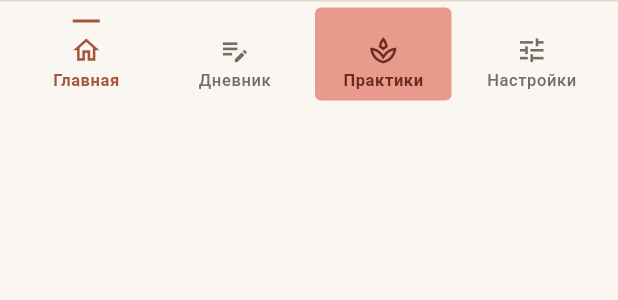
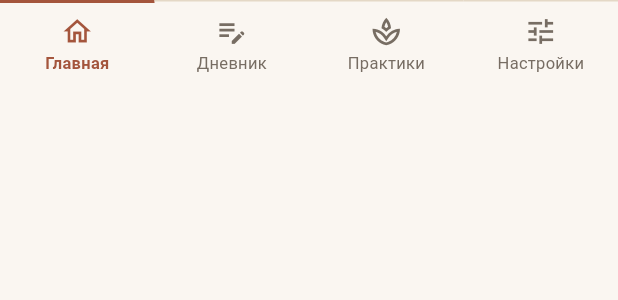
Before and after one commit to boytik/volna-, a Flutter app: the AppBottomBar widget shown alone on an empty page, opened directly with empty values, on a phone screen of 412 x 824 dp. Shown: the top 300 px of the screen. Run offline on Flutter 3.47's test engine with Material 3 defaults, Android fonts, the phone set to English and light mode, and no system bars; our stand-ins replace flutter_local_notifications, flutter_timezone, go_router, google_fonts, permission_handler, shared_preferences and 1 more; missing offline and left inert: flutter_sound; accounts and stored records are empty; Roboto replaces fonts that are missing (Golos Text).

Commit message:
Таб-бар: все вкладки равны, активная помечена линейкой
С «Практик» снята коралловая заливка. Цветная вкладка в ряду читалась
тревожно и спорила с тишиной бара — а спокойствие тут не украшение,
а обещание продукта.

Индикатор активной вкладки переделан. Была висящая в воздухе чёрточка
2×18 внутри вкладки; стало утолщение самой линейки бара: линия идёт
через весь экран, но над текущей вкладкой становится 2px и берёт
акцент. Это язычок оглавления в книге, а не подчёркивание из веба,
и он не требует отдельного элемента внутри вкладки — поэтому бар
стал ниже: 54pt против 62pt, восемь точек вернулись странице.

Подписи: активная w600 акцентом, остальные w400 приглушённым.
Иконка 22, трекинг 0.2.

Тесты сторожат, что заливок в баре ноль и что утолщение ровно одно.

Проверено на симуляторе iPhone 16, светлая и тёмная темы.

Co-Authored-By: Claude Opus 5 (1M context) <noreply@anthropic.com>

```diff
--- a/lib/core/widgets/app_bottom_bar.dart
+++ b/lib/core/widgets/app_bottom_bar.dart
@@ -3,15 +3,15 @@ import 'package:flutter/material.dart';
 import '../theme/colors.dart';
 import '../theme/tokens.dart';
 
-/// Нижний бар: четыре равных места, третье — «Практики».
+/// Нижний бар: четыре равные вкладки, ни одной выделенной заливкой.
 ///
-/// «Практики» это вкладка, а не отдельная кнопка сбоку: главный вход
-/// для тяжёлого момента должен стоять в ряду, а не выглядеть аварийным
-/// рычагом. Выделен цветом и заливкой, а не положением — глаз находит
-/// его по кораллу быстрее, чем считает миллиметры от края.
+/// Активная помечается **самой линейкой бара**: она идёт через весь
+/// экран, но над текущей вкладкой утолщается до 2px и берёт акцент.
+/// Это язычок оглавления, а не подчёркивание из веба — и он не требует
+/// отдельного элемента внутри вкладки, поэтому бар ниже на 8pt.
 ///
-/// Материал плоский: бумага и волосяная линейка сверху. Ни стекла,
-/// ни блюра, ни теней (см. DESIGN.md).
+/// Материал плоский: бумага и волосяная линейка. Ни стекла, ни блюра,
+/// ни теней, ни заливок (см. DESIGN.md).
 class AppBottomBar extends StatelessWidget {
   const AppBottomBar({
     super.key,
@@ -21,10 +21,6 @@ class AppBottomBar extends StatelessWidget {
 
   final int currentIndex;
   final ValueChanged<int> onSelect;
-
-  /// Индекс «Практик». Вынесен константой: на него завязана и заливка,
-  /// и тесты, которые следят, что главный вход не уехал.
-  static const practicesIndex = 2;
 
   static const tabs = <({String label, IconData icon})>[
     (label: 'Главная', icon: Icons.home_outlined),
@@ -40,6 +36,9 @@ class AppBottomBar extends StatelessWidget {
     // начнёт читаться как плавающая панель, а не как край страницы.
     final inset = MediaQuery.paddingOf(context).bottom;
     final theme = Theme.of(context);
+    final accent = theme.brightness == Brightness.dark
+        ? AppColors.nightAccent
+        : AppColors.accentPress;
 
     return Container(
       color: theme.scaffoldBackgroundColor,
@@ -47,37 +46,42 @@ class AppBottomBar extends StatelessWidget {
       child: Column(
         mainAxisSize: MainAxisSize.min,
         children: [
-          Container(
-            height: AppStroke.hairline,
-            color: theme.colorScheme.outline,
-          ),
-          Padding(
-            padding: const EdgeInsets.symmetric(
-              horizontal: AppSpacing.sm,
-              vertical: AppSpacing.xs,
-            ),
-            child: SizedBox(
-              height: 62,
+          SizedBox(
+            height: 2,
             child: Row(
               children: [
                 for (var i = 0; i < tabs.length; i++)
                   Expanded(
-                      child: i == practicesIndex
-                          ? _PracticesTab(
+                    child: Column(
+                      crossAxisAlignment: CrossAxisAlignment.stretch,
+                      children: [
+                        Container(
+                          height: i == currentIndex ? 2 : AppStroke.hairline,
+                          color: i == currentIndex
+                              ? accent
+                              : theme.colorScheme.outline,
+                        ),
+                      ],
+                    ),
+                  ),
+              ],
+            ),
+          ),
+          SizedBox(
+            height: 54,
+            child: Row(
+              children: [
+                for (var i = 0; i < tabs.length; i++)
+                  Expanded(
+                    child: _Tab(
                       label: tabs[i].label,
                       icon: tabs[i].icon,
                       selected: i == currentIndex,
-                              onTap: () => onSelect(i),
-                            )
-                          : _Tab(
-                              label: tabs[i].label,
-                              icon: tabs[i].icon,
-                              selected: i == currentIndex,
+                      accent: accent,
                       onTap: () => onSelect(i),
                     ),
                   ),
               ],
-              ),
             ),
           ),
         ],
@@ -91,42 +95,34 @@ class _Tab extends StatelessWidget {
     required this.label,
     required this.icon,
     required this.selected,
+    required this.accent,
     required this.onTap,
   });
 
   final String label;
   final IconData icon;
   final bool selected;
+  final Color accent;
   final VoidCallback onTap;
 
   @override
   Widget build(BuildContext context) {
     final theme = Theme.of(context);
-    final color = selected
-        ? (theme.brightness == Brightness.dark
-            ? AppColors.nightAccent
-            : AppColors.accentPress)
-        : theme.textTheme.bodySmall?.color;
+    final color = selected ? accent : theme.textTheme.bodySmall?.color;
 
     return Semantics(
       selected: selected,
       button: true,
       child: InkResponse(
         onTap: onTap,
-        radius: 32,
+        radius: 34,
         child: Column(
           mainAxisAlignment: MainAxisAlignment.center,
           children: [
-            // Активная вкладка помечена короткой линейкой сверху —
-            // печатной закладкой, а не заливкой и не пилюлей.
-            Container(
-              height: 2,
-              width: 18,
-              color: selected ? color : Colors.transparent,
-            ),
-            const SizedBox(height: AppSpacing.sm),
-            Icon(icon, size: 21, color: color),
-            const SizedBox(height: 3),
+            Icon(icon, size: 22, color: color),
+            const SizedBox(height: AppSpacing.xs),
+            // «Настройки» — самая длинная подпись; на 320pt она иначе
+            // обрезается. scaleDown ужимает только там, где нужно.
             FittedBox(
               fit: BoxFit.scaleDown,
               child: Text(
@@ -135,7 +131,8 @@ class _Tab extends StatelessWidget {
                 style: theme.textTheme.bodySmall?.copyWith(
                   fontSize: 11,
                   height: 1.1,
-                  fontWeight: selected ? FontWeight.w600 : FontWeight.w500,
+                  fontWeight: selected ? FontWeight.w600 : FontWeight.w400,
+                  letterSpacing: 0.2,
                   color: color,
                 ),
               ),
@@ -146,69 +143,3 @@ class _Tab extends StatelessWidget {
     );
   }
 }
-
-/// «Практики» — единственная заливка в баре. Это главный вход, когда
-/// тяжело, и он не должен искаться чтением подписей.
-class _PracticesTab extends StatelessWidget {
-  const _PracticesTab({
-    required this.label,
-    required this.icon,
-    required this.selected,
-    required this.onTap,
-  });
-
-  final String label;
-  final IconData icon;
-  final bool selected;
-  final VoidCallback onTap;
-
-  @override
-  Widget build(BuildContext context) {
-    final theme = Theme.of(context);
-
-    return Semantics(
-      selected: selected,
-      button: true,
-      child: Padding(
-        padding: const EdgeInsets.symmetric(horizontal: AppSpacing.xs),
-        child: Material(
-          color: AppColors.sos,
-          borderRadius: AppRadius.smR,
-          child: InkWell(
-            onTap: onTap,
-            borderRadius: AppRadius.smR,
-            child: Column(
-              mainAxisAlignment: MainAxisAlignment.center,
-              children: [
-                // Та же закладка, что у обычных вкладок, только
-                // чернилами по кораллу.
-                Container(
-                  height: 2,
-                  width: 18,
-                  color: selected ? AppColors.sosInk : Colors.transparent,
-                ),
-                const SizedBox(height: AppSpacing.sm),
-                const Icon(Icons.spa_outlined,
-                    size: 21, color: AppColors.sosInk),
-                const SizedBox(height: 3),
-                FittedBox(
-                  fit: BoxFit.scaleDown,
-                  child: Text(
-                    label,
-                    maxLines: 1,
-                    style: theme.textTheme.bodySmall?.copyWith(
-                      fontSize: 11,
-                      height: 1.1,
-                      fontWeight: FontWeight.w700,
-                      color: AppColors.sosInk,
-                    ),
-                  ),
-                ),
-              ],
-            ),
-          ),
-        ),
-      ),
-    );
-  }
-}
```
Also changed, not shown: 3 other files. Lines whose indentation alone changed are shown as unchanged.
